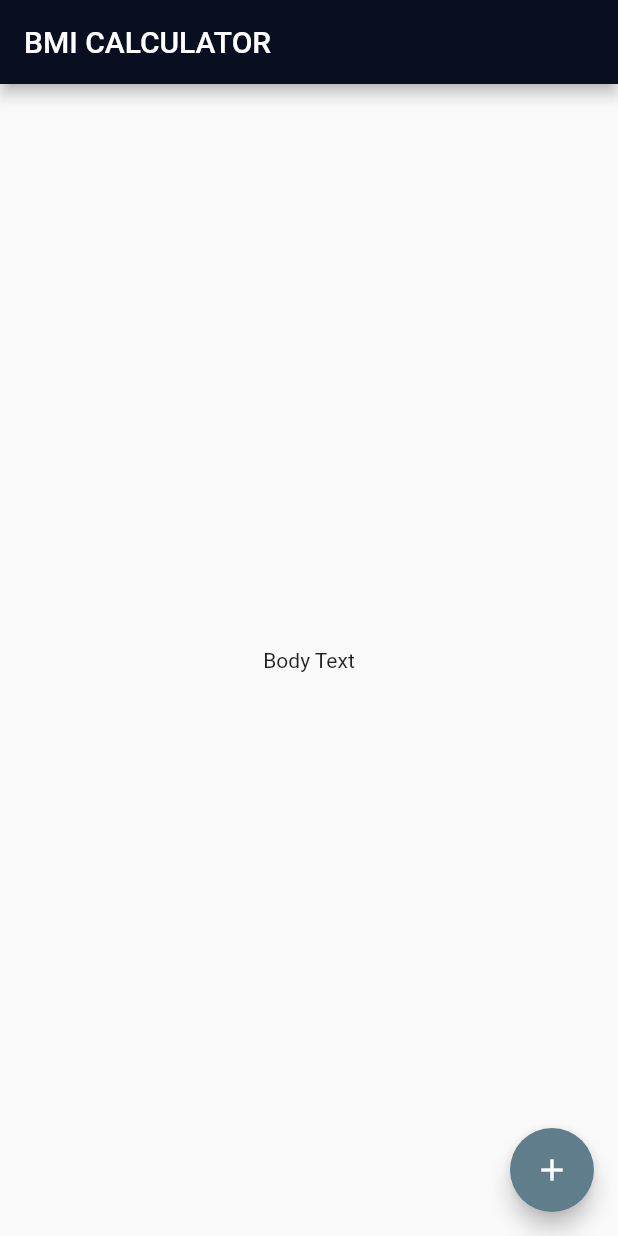
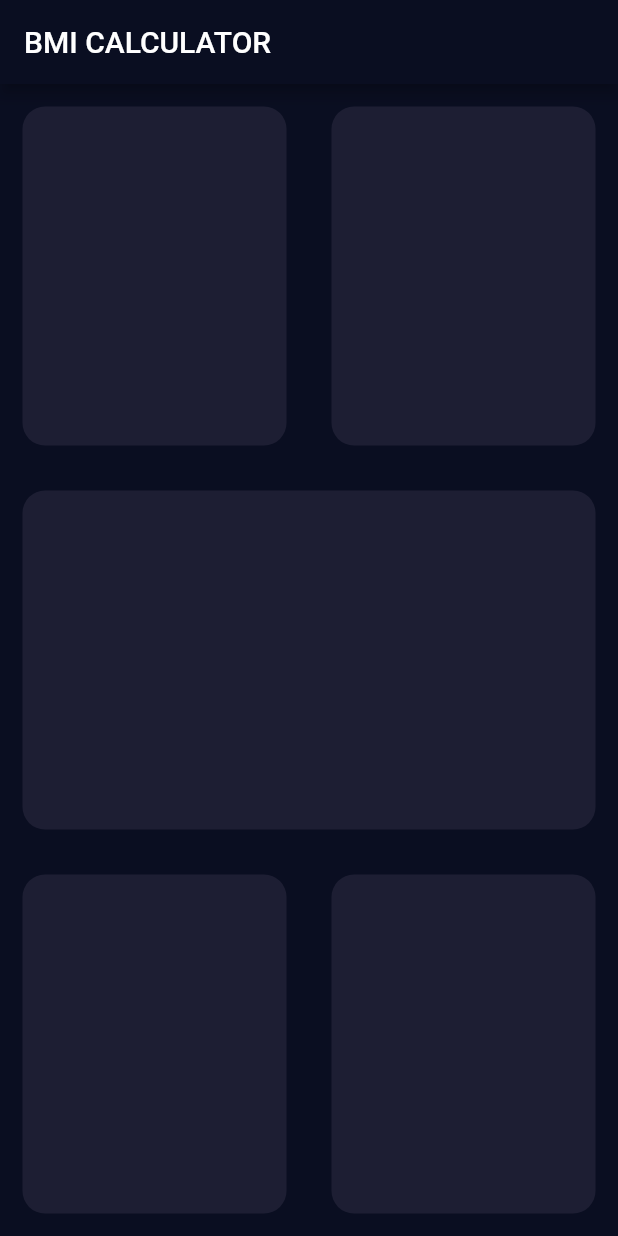
Before and after one commit to ayushmall06/Body_Mass_Calculator_Flutter, a Flutter app: the screen it shows after launch, on a phone screen of 412 x 824 dp. Run offline on Flutter 3.47's test engine with Material 2 defaults, Android fonts, the phone set to English and light mode, and no system bars.

Commit message:
Design Updated

```diff
--- /dev/null
+++ b/lib/input_page.dart
@@ -0,0 +1,70 @@
+import 'package:flutter/material.dart';
+
+
+
+
+class InputPage extends StatefulWidget {
+
+
+  @override
+  _InputPageState createState() => _InputPageState();
+}
+
+
+
+class _InputPageState extends State<InputPage> {
+  @override
+  Widget build(BuildContext context) {
+    return Scaffold(
+      appBar: AppBar(
+        title: Text('BMI CALCULATOR'),
+      ),
+      body: Column(
+        children: [
+          Expanded(
+            child: Expanded(
+              child: Row(
+                children: [
+                  Expanded(child: ReUseableCard(colour: Color(0xFF1D1E33))),
+                  Expanded(child: ReUseableCard(colour: Color(0xFF1D1E33))),
+                ],
+              ),
+            ),
+
+          ),
+          Expanded(child: ReUseableCard(colour: Color(0xFF1D1E33)),),
+          Expanded(
+            child: Expanded(
+              child: Row(
+                children: [
+                  Expanded(child: ReUseableCard(colour: Color(0xFF1D1E33))),
+                  Expanded(child: ReUseableCard(colour: Color(0xFF1D1E33))),
+                ],
+              ),
+            ),
+
+          ),
+
+        ],
+      ),
+
+    );
+  }
+}
+
+class ReUseableCard extends StatelessWidget {
+  ReUseableCard({required this.colour});
+  late Color colour;
+
+
+  @override
+  Widget build(BuildContext context) {
+    return Container(
+      margin: EdgeInsets.all(15.0),
+      decoration: BoxDecoration(
+        color: colour,
+        borderRadius: BorderRadius.circular(15.0),
+      ),
+    );
+  }
+}
--- a/lib/main.dart
+++ b/lib/main.dart
@@ -1,4 +1,5 @@
 import 'package:flutter/material.dart';
+import 'input_page.dart';
 
 void main() {
   runApp(BMICalculator());
@@ -11,35 +12,10 @@ class BMICalculator extends StatelessWidget {
   Widget build(BuildContext context) {
     return MaterialApp(
       home: InputPage(),
-      theme: ThemeData(
-        primaryColor: Color(0x0FF0A0E21),
-        accentColor: Colors.blueGrey,
-      ),
+      theme: ThemeData.dark().copyWith(
+          primaryColor: Color(0x0FF0A0E21),
+          scaffoldBackgroundColor: Color(0x0FF0A0E21),
+      )
     );
   }
 }
-
-class InputPage extends StatefulWidget {
-
-
-  @override
-  _InputPageState createState() => _InputPageState();
-}
-
-class _InputPageState extends State<InputPage> {
-  @override
-  Widget build(BuildContext context) {
-    return Scaffold(
-      appBar: AppBar(
-        title: Text('BMI CALCULATOR'),
-      ),
-      body: Center(
-        child: Text('Body Text'),
-      ),
-      floatingActionButton: FloatingActionButton(
-        child: Icon(Icons.add),
-        onPressed: (){},
-      ),
-    );
-  }
-}
```
